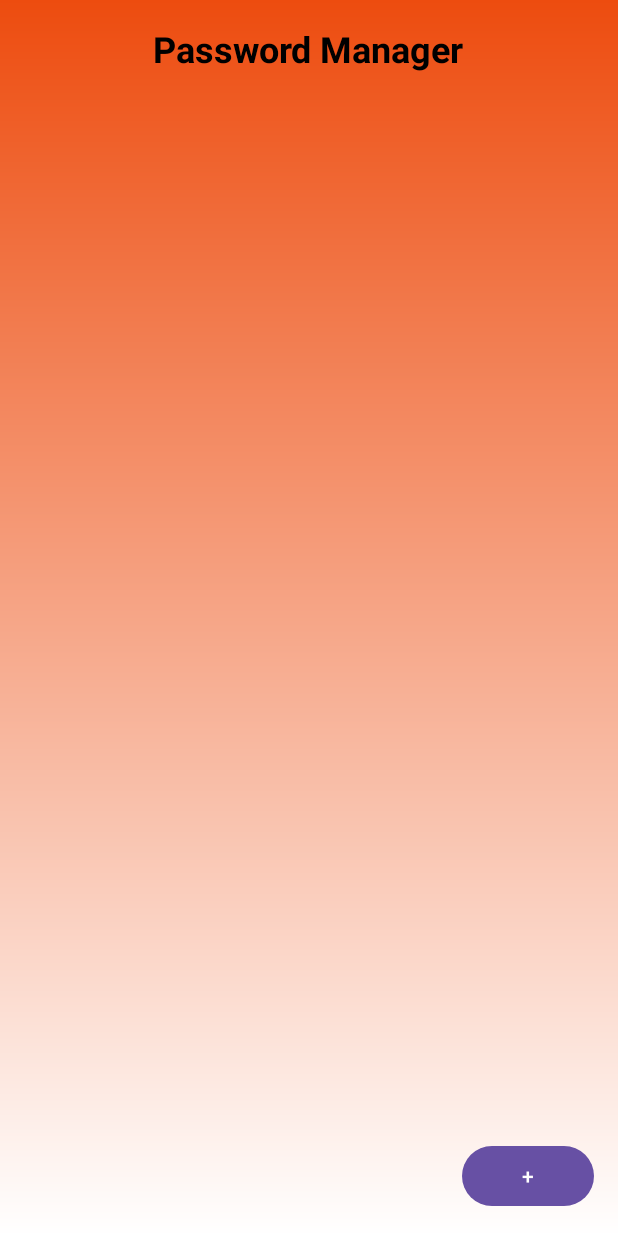
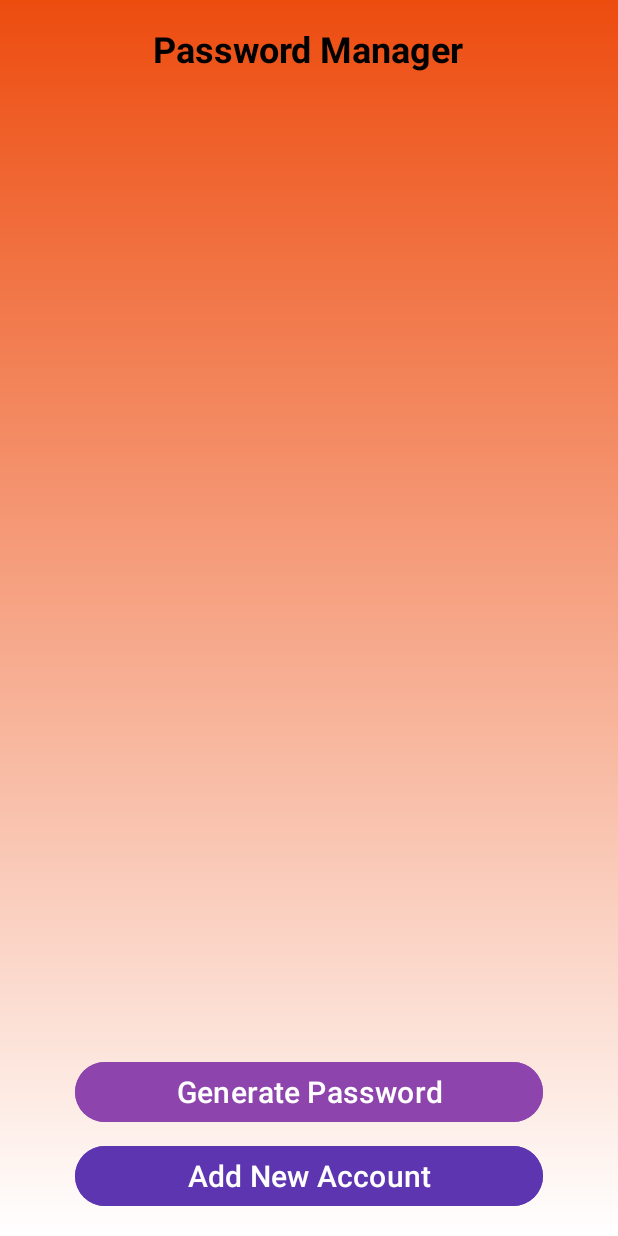
Before and after one commit to Hiromichi-1449/PasswordManager, an Android app: the screen it shows after launch (MainActivity), on a phone screen of 412 x 824 dp. Run offline under Robolectric (Android 15) with nearby library versions, the phone set to English and light mode, and no system bars.

Commit message:
Added password generate feature
added new feature & increase SDK from 24 to 26.

```diff
--- a/app/build.gradle.kts
+++ b/app/build.gradle.kts
@@ -9,7 +9,7 @@ android {
 
     defaultConfig {
         applicationId = "com.example.passwordmanager"
-        minSdk = 24
+        minSdk = 26
         targetSdk = 35
         versionCode = 1
         versionName = "1.0"
--- a/app/src/main/java/com/example/passwordmanager/MainActivity.kt
+++ b/app/src/main/java/com/example/passwordmanager/MainActivity.kt
@@ -26,6 +26,11 @@ class MainActivity : AppCompatActivity() {
 
         val addButton       = findViewById<Button>(R.id.addButton)
         val accountContainer= findViewById<LinearLayout>(R.id.accountContainer)
+
+        findViewById<Button>(R.id.btnGeneratePassword).setOnClickListener {
+            val bottomSheet = PasswordGeneratorBottomSheet()
+            bottomSheet.show(supportFragmentManager, "PasswordGenerator")
+        }
 
         addButton.setOnClickListener {
             // Build and show the ADD sheet
--- a/app/src/main/res/layout/activity_main.xml
+++ b/app/src/main/res/layout/activity_main.xml
@@ -35,14 +35,35 @@
         </LinearLayout>
     </ScrollView>
 
-    <Button
-        android:id="@+id/addButton"
-        android:layout_width="wrap_content"
+    <LinearLayout
+        android:layout_width="0dp"
         android:layout_height="wrap_content"
-        android:text="+"
+        android:orientation="vertical"
+        android:layout_marginBottom="16dp"
+        android:layout_marginStart="50dp"
+        android:layout_marginEnd="50dp"
         app:layout_constraintBottom_toBottomOf="parent"
-        app:layout_constraintEnd_toEndOf="parent"
-        android:layout_marginBottom="16dp"
-        android:layout_marginEnd="16dp"/>
+        app:layout_constraintStart_toStartOf="parent"
+        app:layout_constraintEnd_toEndOf="parent">
+
+        <Button
+            android:id="@+id/btnGeneratePassword"
+            android:layout_width="match_parent"
+            android:layout_height="wrap_content"
+            android:text="Generate Password"
+            android:textSize="20sp"
+            android:backgroundTint="#8E44AD"
+            android:textColor="@android:color/white"/>
+
+        <Button
+            android:id="@+id/addButton"
+            android:layout_width="match_parent"
+            android:layout_height="wrap_content"
+            android:text="Add New Account"
+            android:textSize="20sp"
+            android:backgroundTint="#5E35B1"
+            android:textColor="@android:color/white"
+            android:layout_marginTop="8dp"/>
+    </LinearLayout>
 
 </androidx.constraintlayout.widget.ConstraintLayout>
```
Also changed, not shown: app/src/main/java/com/example/passwordmanager/PasswordGeneratorBottomSheet.kt (added, +68 -0 lines), app/src/main/res/drawable/ic_copy.xml (added, +10 -0 lines), app/src/main/res/layout/bottomsheet_password_generator.xml (added, +116 -0 lines), app/src/main/res/layout/inspection_edit.xml (+16 -7 lines).
